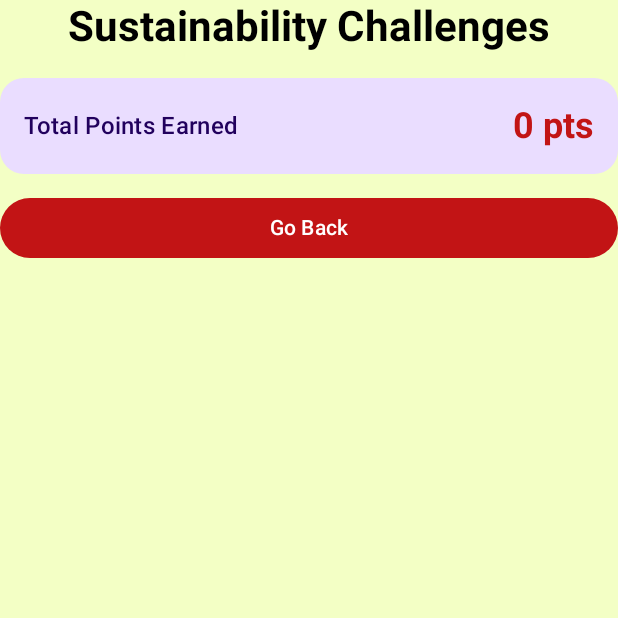
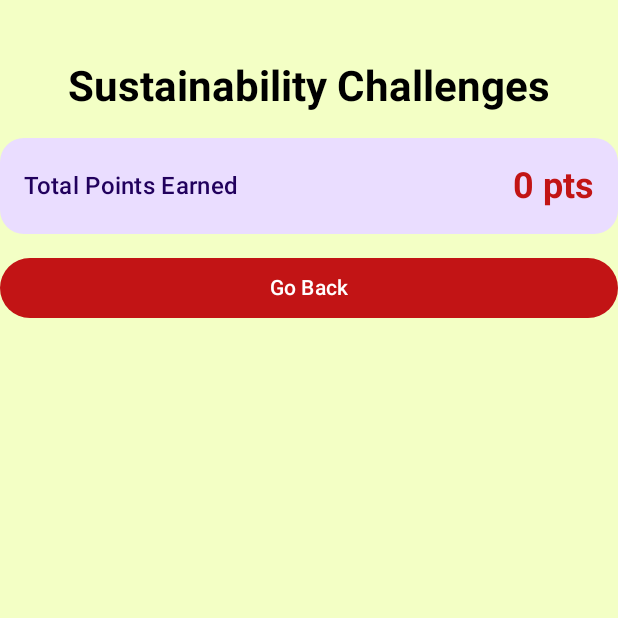
Before and after one commit to Developing-Jade/RedCrossWallet, an Android app built with Jetpack Compose: the composable ChallengeHeader called with empty values, on a phone screen of 412 x 824 dp, the top half of it. Run offline under Robolectric (Android 15) with nearby library versions, the light colour scheme and no system bars; 1 statement that could not run was skipped.

Commit message:
Fixed the headline on the ChallengeScreen.kt

```diff
--- a/composeApp/src/commonMain/kotlin/org/example/redcrosswalletapp/ui/ChallengeScreen.kt
+++ b/composeApp/src/commonMain/kotlin/org/example/redcrosswalletapp/ui/ChallengeScreen.kt
@@ -84,6 +84,8 @@ private fun ChallengeHeader(
         modifier = modifier.fillMaxWidth(),
         horizontalAlignment = Alignment.CenterHorizontally
     ) {
+        Spacer(modifier = Modifier.height(40.dp))
+
         Text(
             text = "Sustainability Challenges",
             style = MaterialTheme.typography.headlineMedium,
```
